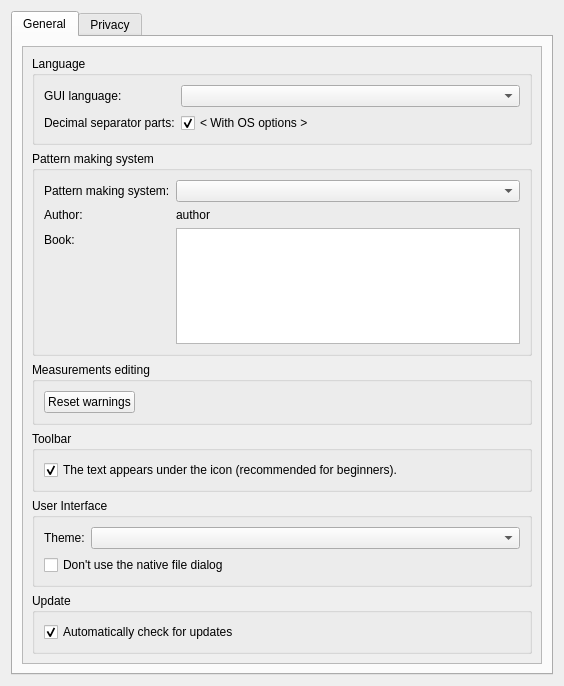
The window that src/app/tape/dialogs/configpages/tapepreferencesconfigurationpage.ui (dismine/valentina) describes before a commit, drawn with Qt 5.
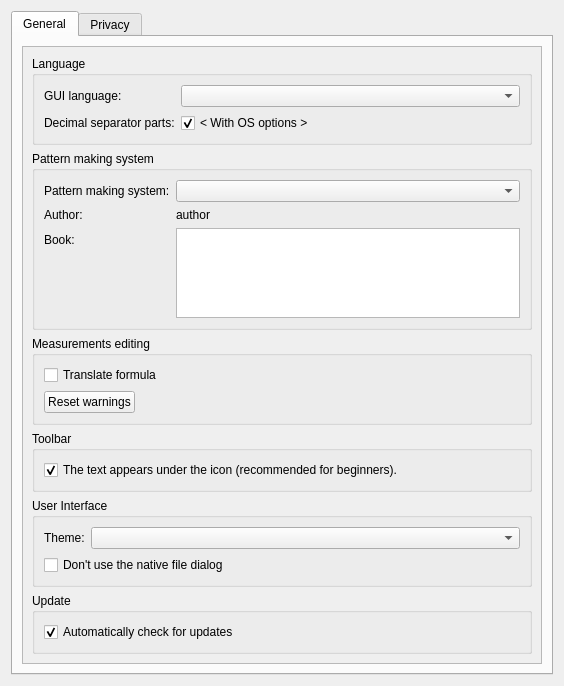
The same window after the commit.

Commit message: New option: Translate formula.

```diff
--- a/src/app/tape/dialogs/configpages/tapepreferencesconfigurationpage.ui
+++ b/src/app/tape/dialogs/configpages/tapepreferencesconfigurationpage.ui
@@ -34,8 +34,8 @@
            <rect>
             <x>0</x>
             <y>0</y>
-            <width>522</width>
-            <height>617</height>
+            <width>508</width>
+            <height>646</height>
            </rect>
           </property>
           <layout class="QVBoxLayout" name="verticalLayout_2">
@@ -140,6 +140,16 @@
               <string>Measurements editing</string>
              </property>
              <layout class="QVBoxLayout" name="verticalLayout_3">
+              <item>
+               <widget class="QCheckBox" name="checkBoxTranslateFormula">
+                <property name="toolTip">
+                 <string>Enable to translate formula according to locale</string>
+                </property>
+                <property name="text">
+                 <string>Translate formula</string>
+                </property>
+               </widget>
+              </item>
               <item>
                <widget class="QPushButton" name="resetWarningsButton">
                 <property name="sizePolicy">
```
The commit also changes 9 other files.
